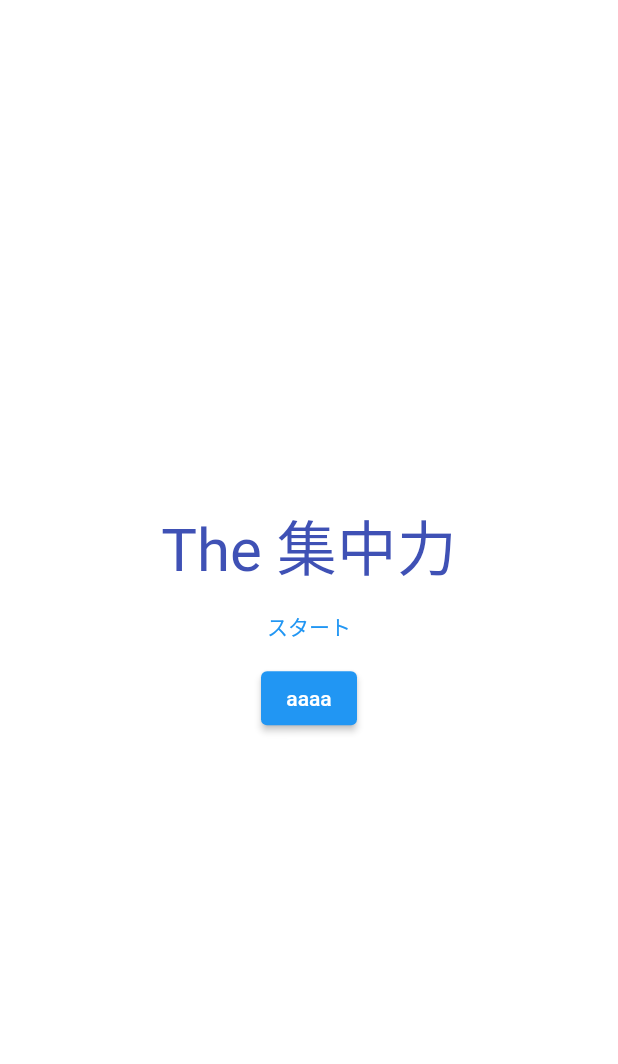
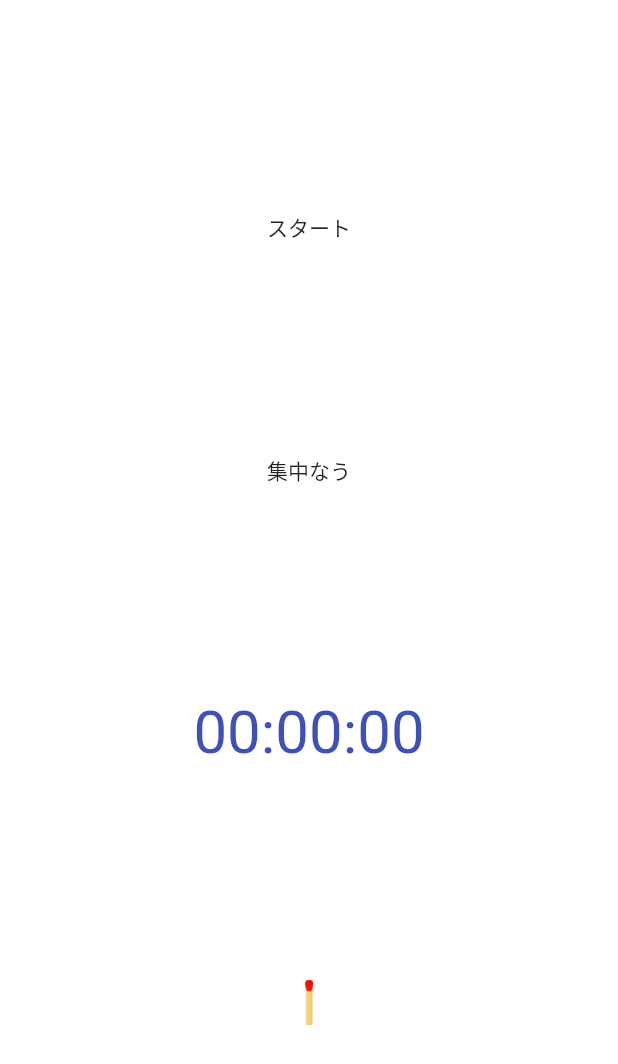
Before and after one commit to iseruuuuu/concentration_app, a Flutter app: the screen it shows after launch, after a tap on "aaaa", on a phone screen of 412 x 824 dp. Shown: the top 1064 px of the screen. Run offline on Flutter 3.47's test engine with Material 2 defaults, Android fonts, the phone set to English and light mode, and no system bars.

Commit message:
add: 画像を追加

```diff
--- a/lib/concentration/concentration_screen.dart
+++ b/lib/concentration/concentration_screen.dart
@@ -1,15 +1,22 @@
 import 'package:flutter/material.dart';
 
-class HomeScreen extends StatelessWidget {
-  const HomeScreen({Key? key}) : super(key: key);
+class ConcentrationScreen extends StatelessWidget {
+  const ConcentrationScreen({Key? key}) : super(key: key);
 
   @override
   Widget build(BuildContext context) {
     return Scaffold(
       backgroundColor: Colors.white,
-      body: Column(
+      body: Center(
+        child: Column(
           mainAxisAlignment: MainAxisAlignment.spaceEvenly,
+          // ignore: prefer_const_literals_to_create_immutables
           children: [
+
+            const Text('スタート'),
+
+            const Text('集中なう'),
+
             const Text(
               '00:00:00',
               style: TextStyle(
@@ -18,10 +25,16 @@ class HomeScreen extends StatelessWidget {
               ),
             ),
 
+            Container(
+              width: 30,
+              height: 30,
+              child: Image.asset('assets/1.png'),
+            ),
 
 
           ],
         ),
+      ),
     );
   }
 }
--- a/lib/home/home_screen.dart
+++ b/lib/home/home_screen.dart
@@ -1,3 +1,4 @@
+import 'package:concentration_app/concentration/concentration_screen.dart';
 import 'package:flutter/material.dart';
 
 class HomeScreen extends StatelessWidget {
@@ -24,7 +25,15 @@ class HomeScreen extends StatelessWidget {
             ),
 
             ElevatedButton(
-              onPressed: () {},
+              onPressed: () {
+                Navigator.push(
+                  context,
+                  MaterialPageRoute(
+                    builder: (context) => const ConcentrationScreen(),
+                    fullscreenDialog: true,
+                  ),
+                );
+              },
               child: Text('aaaa'),
             ),
           ],
```
Also changed, not shown: pubspec.yaml (+11 -66 lines), assets/1.png (added), pubspec.lock, 4 other files. Lines whose indentation alone changed are shown as unchanged.
